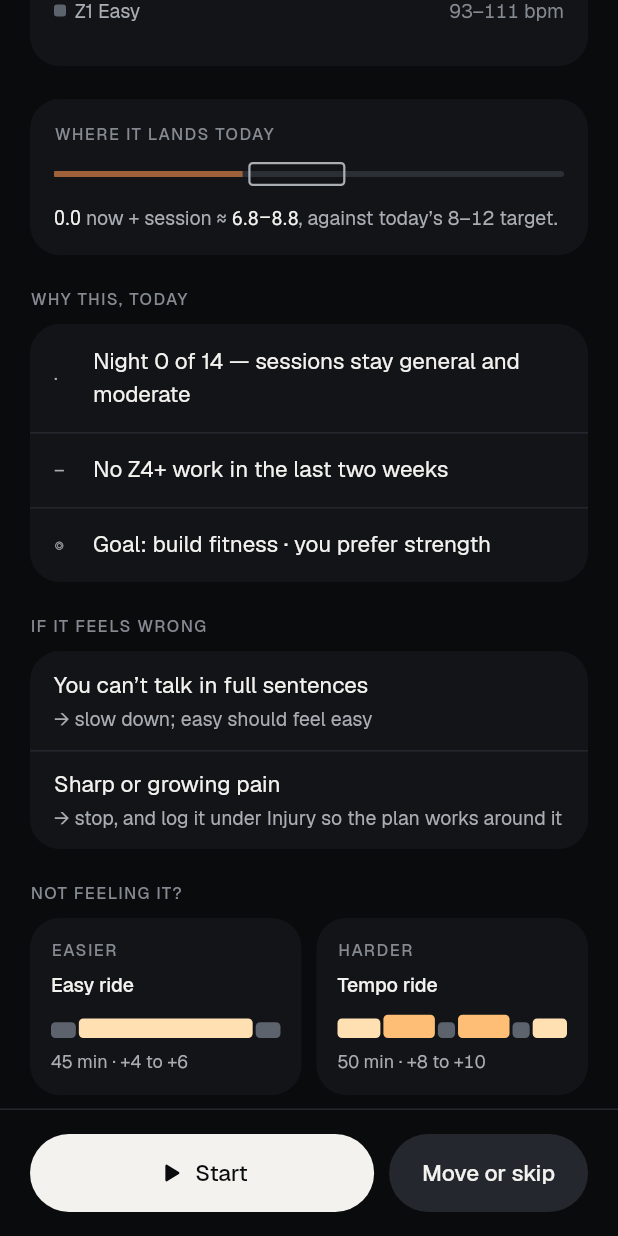
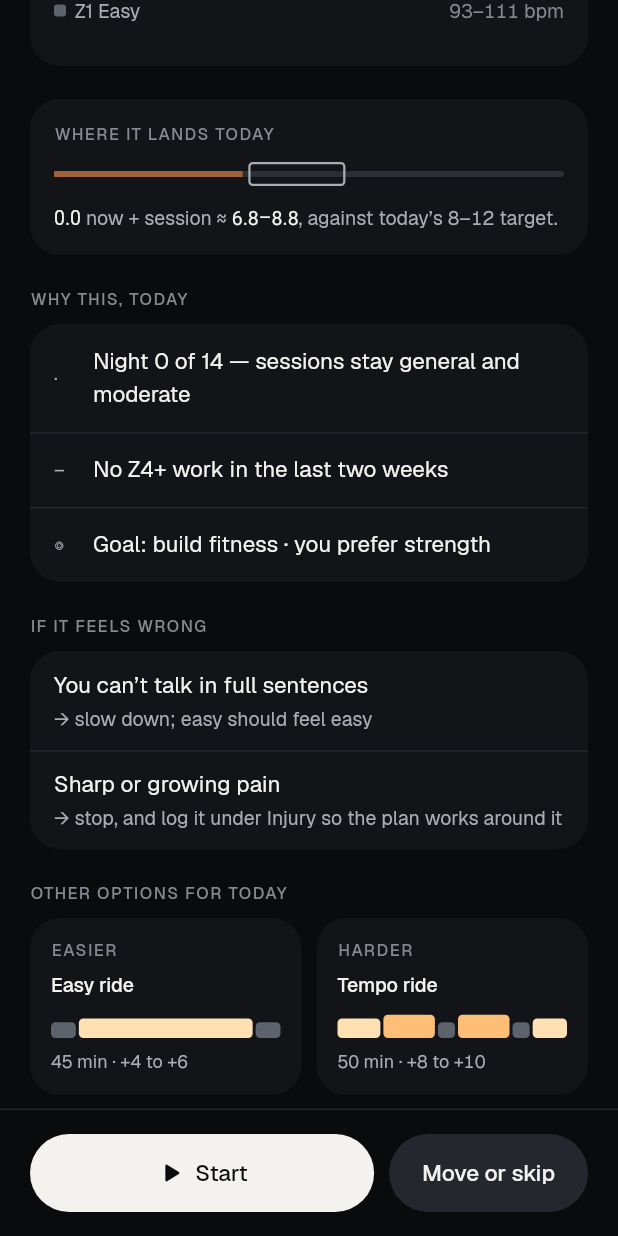
Before and after one commit to mkashyap69/tempo, a Flutter app: the WorkoutDetailScreen screen opened directly, scrolled down 491 dp, on a phone screen of 412 x 824 dp. Run offline on Flutter 3.47's test engine with Material 3 defaults, Android fonts, the phone set to English and light mode, and no system bars; our stand-ins replace drift, drift_flutter, file_picker, flutter_blue_plus, flutter_local_notifications, flutter_riverpod and 6 more; missing offline and left inert: flutter_foreground_task, health, home_widget, pointycastle, workmanager; accounts and stored records are empty; generated files the repository leaves out were written again; statements that could not run were skipped; project files that could hold a hidden picture were left out.

Commit message:
0.13.0+13: Train to the v3 canvas
Switcher, other options for today, heart-rate drop after a session, and
a predicted finish on Goal.

Co-Authored-By: Claude Opus 5.5 <noreply@anthropic.com>
Claude-Session: https://claude.ai/code/session_01X6AFXBSuJsWij7W8wrSgMC

```diff
--- a/app/lib/src/core/version.dart
+++ b/app/lib/src/core/version.dart
@@ -1,8 +1,8 @@
 /// The app's version, shown at the bottom of You so a build can be told
 /// apart at a glance. Must match `version:` in app/pubspec.yaml (a test
 /// checks); bump both with every change (AGENTS.md → Versioning).
-const appVersion = '0.12.0';
-const appBuild = 12;
+const appVersion = '0.13.0';
+const appBuild = 13;
 
 /// What this version line of the UI is called.
 const appUiLabel = 'v3 UI';
--- a/app/lib/src/screens/live_workout.dart
+++ b/app/lib/src/screens/live_workout.dart
@@ -22,6 +22,7 @@ import '../state/live_session.dart';
 import '../state/providers.dart';
 import 'activity_detail.dart' show effectProvider, EffectQuery;
 import 'coach_replies.dart' show CoachLabel;
+import 'everyday_cards.dart' show RecoveryHrCard;
 import 'strength_log.dart';
 
 /// The summary's line on how a guided session's work blocks landed. A
@@ -1593,6 +1594,8 @@ class _SummaryState extends ConsumerState<_Summary> {
               ],
             ),
           ),
+        // v3 (canvas "After the session"): what it did, beyond strain.
+        if (s.workoutId != null) RecoveryHrCard(workoutId: s.workoutId!),
         _NextCard(s: s),
         Row(
           children: [
--- a/app/lib/src/screens/workout_detail.dart
+++ b/app/lib/src/screens/workout_detail.dart
@@ -118,6 +118,24 @@ class WorkoutDetailScreen extends ConsumerWidget {
     final harder = harderKey == null || harderKey == p.key
         ? null
         : sc.fitMinutes(sc.sessionTemplate(harderKey), t.profile.maxMinutes);
+    // v3 (canvas "Session"): the same work in another sport you like.
+    sc.Sport? otherSport;
+    for (final sp in t.profile.likes) {
+      if (sp != p.sport && sp != sc.Sport.strength && sp != sc.Sport.yoga) {
+        otherSport = sp;
+        break;
+      }
+    }
+    final other = otherSport == null || p.isRest
+        ? null
+        : sc.fitMinutes(
+            sc.sessionTemplate(
+              p.isHard
+                  ? (sc.hardKeyFor(otherSport) ?? _easy(otherSport))
+                  : _easy(otherSport),
+            ),
+            t.profile.maxMinutes,
+          );
     double est(sc.Session x) => sc.sessionStrain(
       x,
       hrMax: hrMax,
@@ -429,14 +447,30 @@ class WorkoutDetailScreen extends ConsumerWidget {
               ],
             ),
           ),
-        if (!p.isRest && (easier != null || harder != null))
+        if (!p.isRest && (easier != null || harder != null || other != null))
           Section(
-            title: 'Not feeling it?',
-            child: Row(
+            title: 'Other options for today',
+            child: Column(
               children: [
-                if (easier != null) alt('Easier', easier),
-                if (easier != null && harder != null) const SizedBox(width: 10),
-                if (harder != null) alt('Harder', harder),
+                Row(
+                  children: [
+                    if (easier != null) alt('Easier', easier),
+                    if (easier != null && harder != null)
+                      const SizedBox(width: 10),
+                    if (harder != null) alt('Harder', harder),
+                  ],
+                ),
+                if (other != null) ...[
+                  const SizedBox(height: 10),
+                  Row(
+                    children: [
+                      alt(
+                        'Same work, ${sportLabel(otherSport).toLowerCase()}',
+                        other,
+                      ),
+                    ],
+                  ),
+                ],
               ],
             ),
           ),
--- a/app/pubspec.yaml
+++ b/app/pubspec.yaml
@@ -1,7 +1,7 @@
 name: tempo
 description: Personal recovery/strain app for the Mi Band 6, Apple Health or Health Connect.
 publish_to: none
-version: 0.12.0+12
+version: 0.13.0+13
 resolution: workspace
 
 environment:
```
Also changed, not shown: app/lib/src/screens/coach.dart (+13 -0 lines), app/lib/src/screens/goal.dart (+90 -0 lines), 4 other files.
